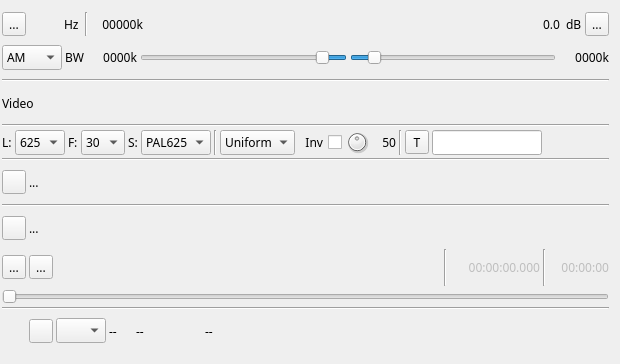
Above: plugins/channeltx/modatv/atvmodgui.ui from f4exb/sdrangel before the change. Below: the same form after it.
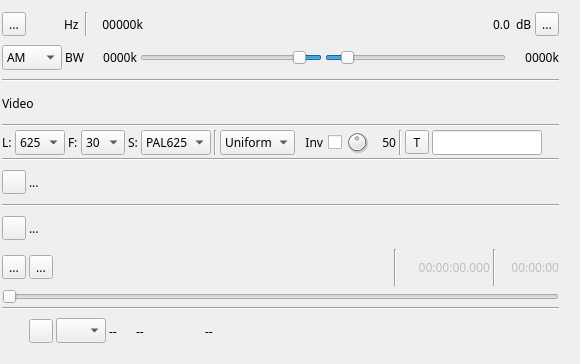
That is the form after the change. Icons and pictures are not drawn. Custom widgets are drawn as their Qt base class.

Commit message: ATV Modulator: resized GUI

What changed in the file:
```diff
--- a/plugins/channeltx/modatv/atvmodgui.ui
+++ b/plugins/channeltx/modatv/atvmodgui.ui
@@ -6,7 +6,7 @@
    <rect>
     <x>0</x>
     <y>0</y>
-    <width>620</width>
+    <width>580</width>
     <height>364</height>
    </rect>
   </property>
@@ -18,7 +18,7 @@
   </property>
   <property name="minimumSize">
    <size>
-    <width>620</width>
+    <width>580</width>
     <height>0</height>
    </size>
   </property>
@@ -39,7 +39,7 @@
     <rect>
      <x>0</x>
      <y>10</y>
-     <width>611</width>
+     <width>561</width>
      <height>341</height>
     </rect>
    </property>
```
The commit also changes 1 other file.
